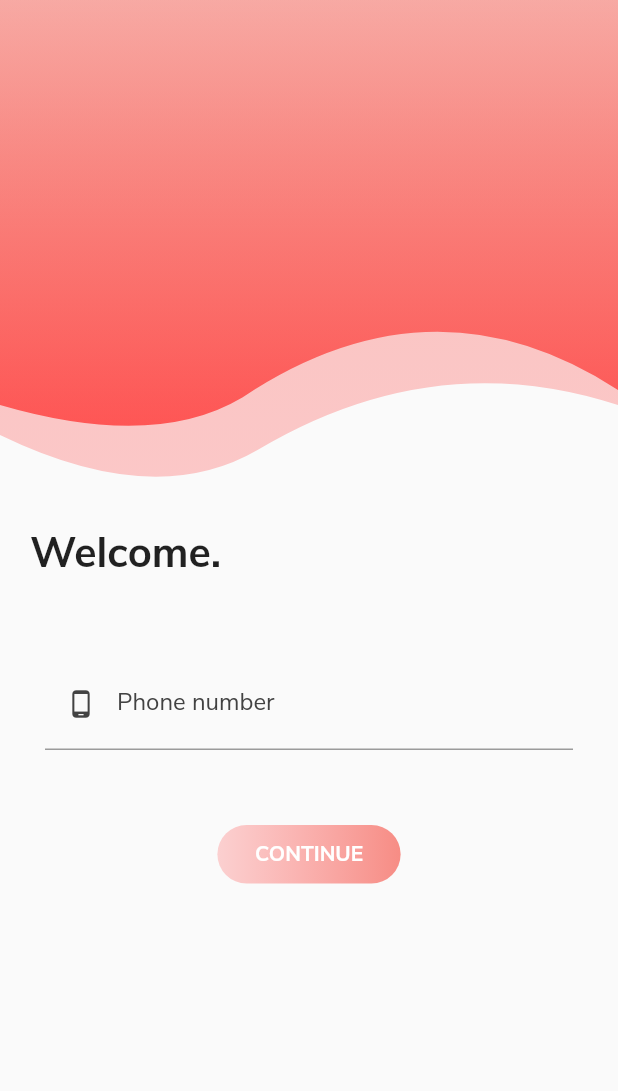
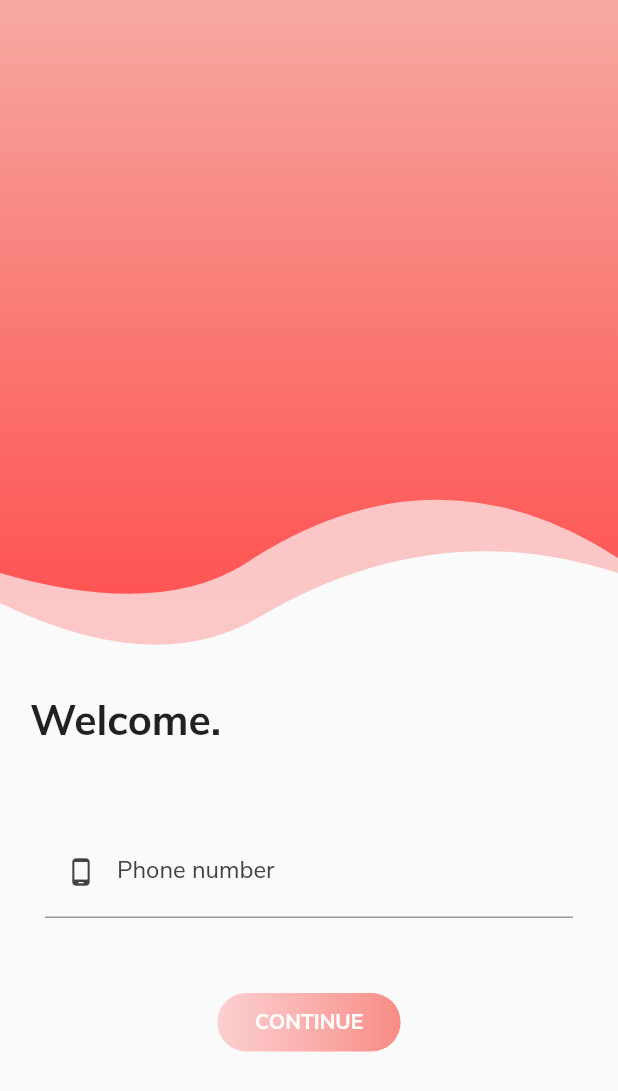
Before and after one commit to rishikabajjuri/CMS, a Flutter app: the screen it shows after launch, on a phone screen of 412 x 824 dp. Shown: the top 1091 px of the screen. Run offline on Flutter 3.47's test engine with Material 2 defaults, Android fonts, the phone set to English and light mode, and no system bars.

Commit message:
Add dynamic height

```diff
--- a/lib/login/login_page.dart
+++ b/lib/login/login_page.dart
@@ -7,6 +7,7 @@ class LoginPage extends StatelessWidget {
   Widget build(BuildContext context) {
     final color2 = Colors.redAccent;
     final color1 = Colors.red.withOpacity(0.2);
+    print(MediaQuery.of(context).size.height);
     return Scaffold(
 //      resizeToAvoidBottomInset: false,
       body: ListView(
@@ -15,7 +16,7 @@ class LoginPage extends StatelessWidget {
             children: <Widget>[
               ClipPath(
                 child: Container(
-                  height: 300,
+                  height: MediaQuery.of(context).size.height/2,
                   decoration: BoxDecoration(
                       gradient: LinearGradient(
                           begin: Alignment.topCenter,
@@ -26,7 +27,7 @@ class LoginPage extends StatelessWidget {
               ),
               ClipPath(
                 child: Container(
-                  height: 330,
+                  height: MediaQuery.of(context).size.height/2+30,
                   decoration: BoxDecoration(
                       gradient: LinearGradient(
                           begin: Alignment.topCenter,
```
Also changed, not shown: 1 other file.
